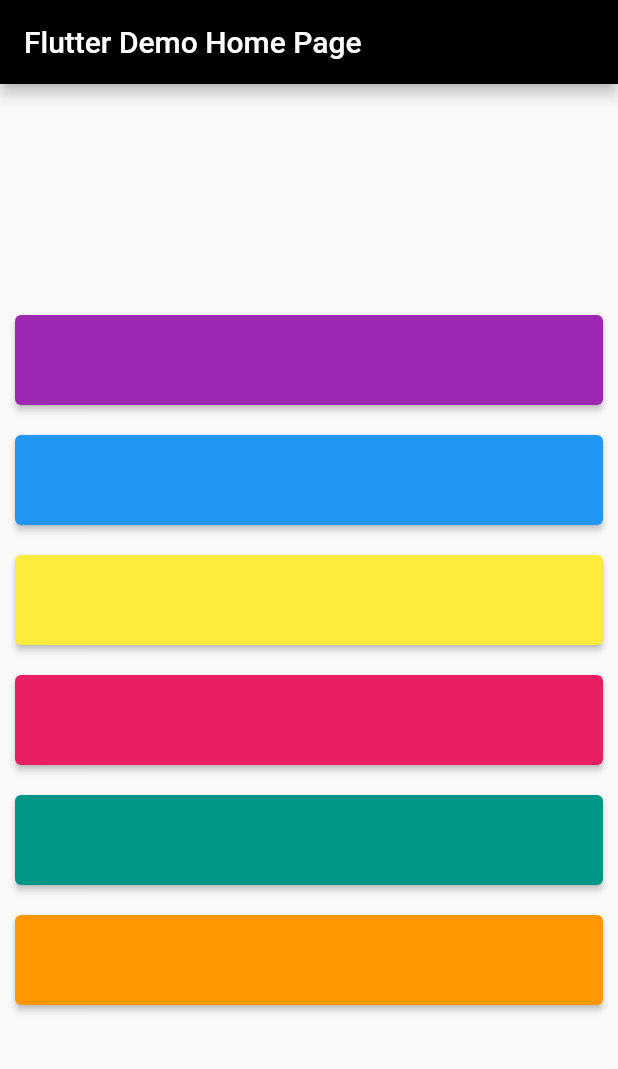
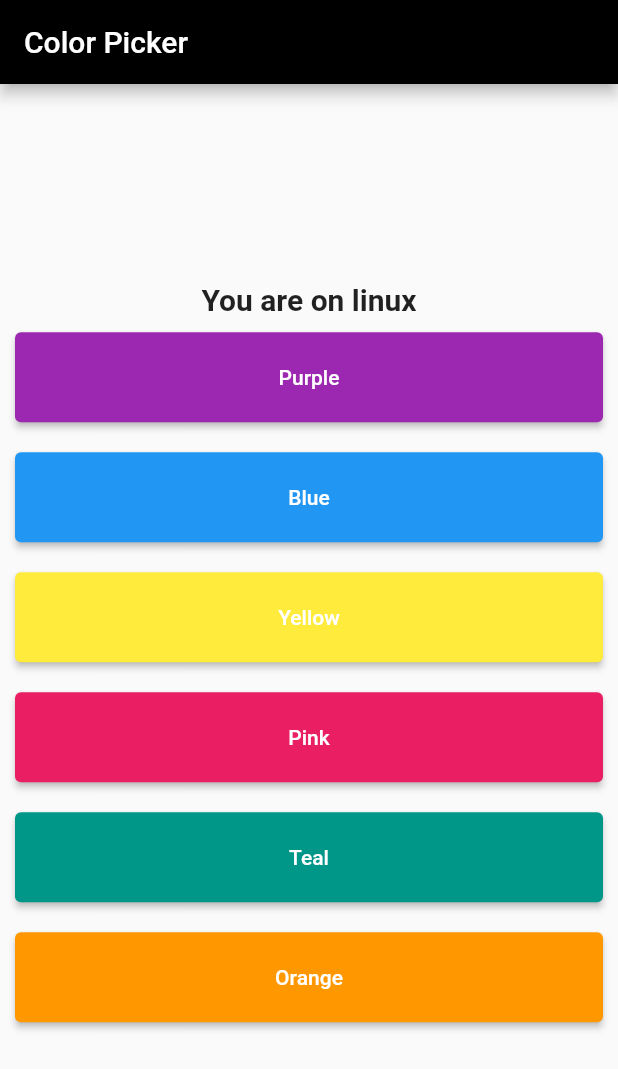
Before and after one commit to urmil404/colorPicker, a Flutter app: the screen it shows after launch, on a phone screen of 412 x 824 dp. Shown: the top 1069 px of the screen. Run offline on Flutter 3.47's test engine with Material 2 defaults, Android fonts, the light colour scheme and no system bars; our stand-ins replace logger, shared_preferences.

Commit message:
sharedPrefrerences added

```diff
--- a/lib/main.dart
+++ b/lib/main.dart
@@ -1,4 +1,8 @@
 import 'package:flutter/material.dart';
+import 'package:shared_preferences/shared_preferences.dart';
+import 'dart:io';
+import 'package:flutter/foundation.dart' show kIsWeb;
+import 'package:logger/logger.dart';
 
 void main() {
   runApp(const MyApp());
@@ -11,11 +15,12 @@ class MyApp extends StatelessWidget {
   @override
   Widget build(BuildContext context) {
     return MaterialApp(
+      debugShowCheckedModeBanner: false,
       title: 'Color Picker',
       theme: ThemeData(
         primarySwatch: Colors.blue,
       ),
-      home: const MyHomePage(title: 'Flutter Demo Home Page'),
+      home: const MyHomePage(title: 'Color Picker'),
     );
   }
 }
@@ -31,17 +36,34 @@ class MyHomePage extends StatefulWidget {
 
 class _MyHomePageState extends State<MyHomePage> {
   final Map<String, Color> colors = {
-    'purple': Colors.purple,
-    'blue': Colors.blue,
-    'yellow': Colors.yellow,
-    'pink': Colors.pink,
-    'teal': Colors.teal,
-    'orange': Colors.orange
+    'Purple': Colors.purple,
+    'Blue': Colors.blue,
+    'Yellow': Colors.yellow,
+    'Pink': Colors.pink,
+    'Teal': Colors.teal,
+    'Orange': Colors.orange
   };
 
-  var selectedColor;
+  Color? selectedColor;
 
-  void _setColor(String colorName, Color color) {
+  @override
+  void initState() {
+    super.initState();
+    _getStoredColor();
+  }
+
+  void _getStoredColor() async {
+    SharedPreferences prefs = await SharedPreferences.getInstance();
+    String? colorName = prefs.getString('color');
+
+    setState(() {
+      selectedColor = colors[colorName];
+    });
+  }
+
+  void _setColor(String colorName, Color color) async {
+    SharedPreferences prefs = await SharedPreferences.getInstance();
+    await prefs.setString('color', colorName);
     setState(() {
       selectedColor = color;
     });
@@ -58,6 +80,12 @@ class _MyHomePageState extends State<MyHomePage> {
         crossAxisAlignment: CrossAxisAlignment.stretch,
         mainAxisAlignment: MainAxisAlignment.center,
         children: [
+          Center(
+            child: Text(
+              'You are on ${kIsWeb ? "the web" : Platform.operatingSystem}',
+              style: TextStyle(fontSize: 20, fontWeight: FontWeight.bold),
+            ),
+          ),
           for (var entry in colors.entries)
             Container(
               margin: EdgeInsets.all(10),
@@ -66,7 +94,7 @@ class _MyHomePageState extends State<MyHomePage> {
                   primary: entry.value,
                   minimumSize: Size(300, 60),
                 ),
-                child: Text(''),
+                child: Text(entry.key),
                 onPressed: () => _setColor(entry.key, entry.value),
               ),
             ),
--- a/pubspec.yaml
+++ b/pubspec.yaml
@@ -36,6 +36,7 @@ dependencies:
   # The following adds the Cupertino Icons font to your application.
   # Use with the CupertinoIcons class for iOS style icons.
   cupertino_icons: ^1.0.2
+  logger: ^1.1.0
 
 dev_dependencies:
   flutter_test:
```
Also changed, not shown: pubspec.lock.
